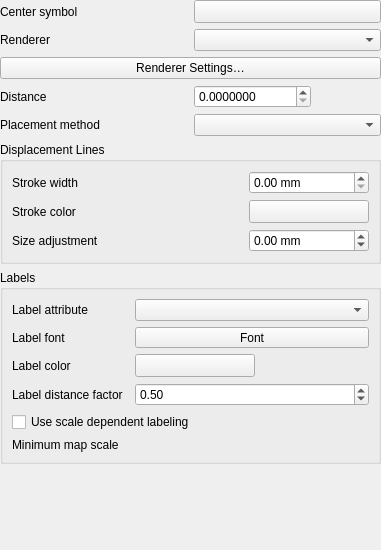
The window that src/ui/qgspointdisplacementrendererwidgetbase.ui (qgis/QGIS) describes before a commit, drawn with Qt 5.
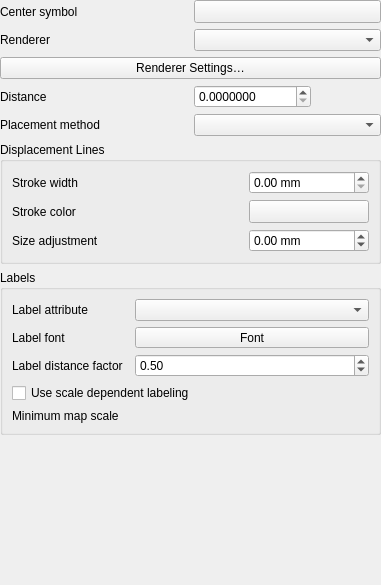
The same window after the commit. Custom widgets are drawn as their Qt base class.

Diff of the .ui file:
```diff
--- a/src/ui/qgspointdisplacementrendererwidgetbase.ui
+++ b/src/ui/qgspointdisplacementrendererwidgetbase.ui
@@ -7,7 +7,7 @@
     <x>0</x>
     <y>0</y>
     <width>381</width>
-    <height>550</height>
+    <height>585</height>
    </rect>
   </property>
   <property name="windowTitle">
@@ -42,60 +42,37 @@
       <string>Labels</string>
      </property>
      <layout class="QGridLayout" name="gridLayout">
-      <item row="3" column="0">
+      <item row="2" column="0">
        <widget class="QLabel" name="mLabelDistanceLabel">
         <property name="text">
          <string>Label distance factor</string>
         </property>
        </widget>
       </item>
-      <item row="2" column="0">
-       <widget class="QLabel" name="mLabelColorLabel">
-        <property name="text">
-         <string>Label color</string>
-        </property>
-       </widget>
-      </item>
-      <item row="5" column="2">
+      <item row="4" column="2">
        <widget class="QgsScaleWidget" name="mMinLabelScaleWidget" native="true">
         <property name="focusPolicy">
          <enum>Qt::StrongFocus</enum>
         </property>
        </widget>
       </item>
-      <item row="0" column="0">
-       <widget class="QLabel" name="mLabelAttributeLabel">
+      <item row="0" column="2">
+       <widget class="QComboBox" name="mLabelFieldComboBox"/>
+      </item>
+      <item row="4" column="0">
+       <widget class="QLabel" name="mMaxScaleLabel">
         <property name="text">
-         <string>Label attribute</string>
+         <string>Minimum map scale</string>
         </property>
        </widget>
       </item>
-      <item row="4" column="0" colspan="3">
+      <item row="3" column="0" colspan="3">
        <widget class="QCheckBox" name="mScaleDependentLabelsCheckBox">
         <property name="text">
          <string>Use scale dependent labeling</string>
         </property>
        </widget>
       </item>
-      <item row="2" column="2">
-       <widget class="QgsColorButton" name="mLabelColorButton">
-        <property name="minimumSize">
-         <size>
-          <width>120</width>
-          <height>0</height>
-         </size>
-        </property>
-        <property name="maximumSize">
-         <size>
-          <width>120</width>
-          <height>16777215</height>
-         </size>
-        </property>
-        <property name="text">
-         <string/>
-        </property>
-       </widget>
-      </item>
       <item row="1" column="0">
        <widget class="QLabel" name="label">
         <property name="text">
@@ -103,13 +80,19 @@
         </property>
        </widget>
       </item>
-      <item row="0" column="2">
-       <widget class="QComboBox" name="mLabelFieldComboBox"/>
-      </item>
-      <item row="5" column="0">
-       <widget class="QLabel" name="mMaxScaleLabel">
-        <property name="text">
-         <string>Minimum map scale</string>
+      <item row="2" column="2">
+       <widget class="QgsDoubleSpinBox" name="mLabelDistanceFactorSpinBox">
+        <property name="minimum">
+         <double>-5.000000000000000</double>
+        </property>
+        <property name="maximum">
+         <double>5.000000000000000</double>
+        </property>
+        <property name="singleStep">
+         <double>0.100000000000000</double>
+        </property>
+        <property name="value">
+         <double>0.500000000000000</double>
         </property>
        </widget>
       </item>
@@ -126,19 +109,10 @@
         </property>
        </widget>
       </item>
-      <item row="3" column="2">
-       <widget class="QgsDoubleSpinBox" name="mLabelDistanceFactorSpinBox">
-        <property name="minimum">
-         <double>-5.000000000000000</double>
-        </property>
-        <property name="maximum">
-         <double>5.000000000000000</double>
-        </property>
-        <property name="singleStep">
-         <double>0.100000000000000</double>
-        </property>
-        <property name="value">
-         <double>0.500000000000000</double>
+      <item row="0" column="0">
+       <widget class="QLabel" name="mLabelAttributeLabel">
+        <property name="text">
+         <string>Label attribute</string>
         </property>
        </widget>
       </item>
```
Left out of the diff: 1 changed line with no effect on the pictures.
